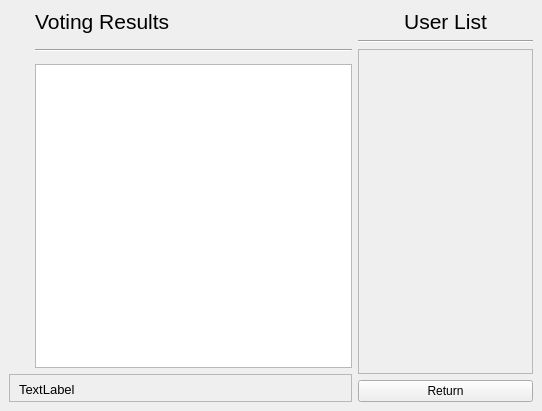
Old version of the form TestingGrounds/voting.ui in the repository HKavalos/ToGather.
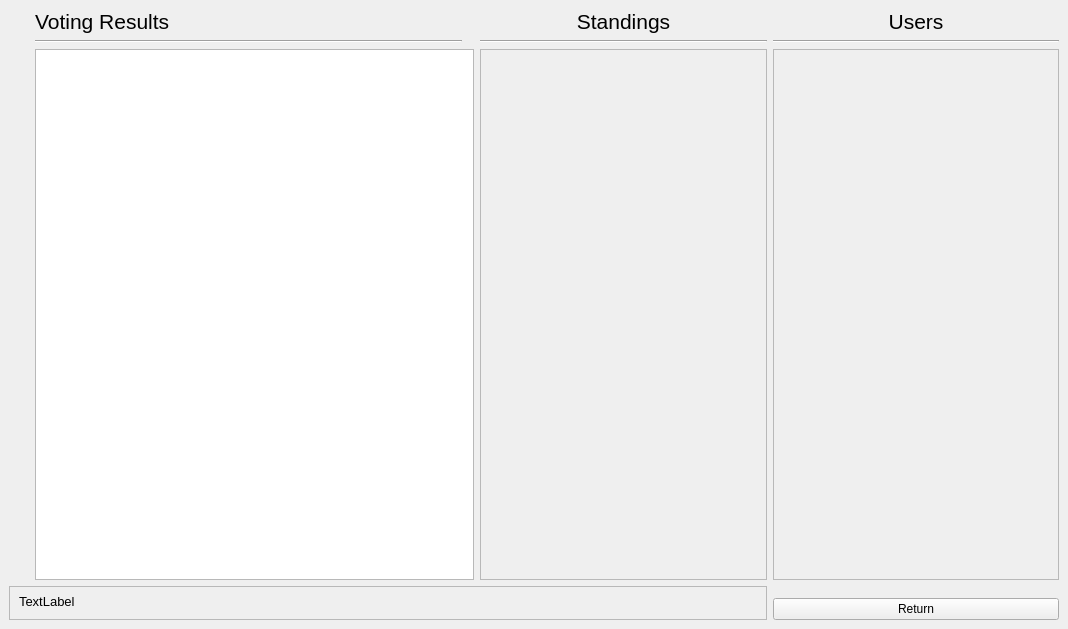
New version of the form. Custom widgets are drawn as their Qt base class.

Commit message:
Voting layout overhauled
Combobox / dropdown menu replaced radio buttons, scroll view implemented, additional option info displayed.

Diff of the .ui file:
```diff
--- a/TestingGrounds/voting.ui
+++ b/TestingGrounds/voting.ui
@@ -6,8 +6,8 @@
    <rect>
     <x>0</x>
     <y>0</y>
-    <width>542</width>
-    <height>411</height>
+    <width>1068</width>
+    <height>629</height>
    </rect>
   </property>
   <property name="windowTitle">
@@ -15,24 +15,153 @@
   </property>
   <widget class="QWidget" name="centralwidget">
    <layout class="QGridLayout" name="gridLayout">
-    <item row="4" column="1" rowspan="4" colspan="2">
-     <widget class="QChartView" name="chart_view"/>
+    <item row="2" column="4">
+     <widget class="Line" name="line_3">
+      <property name="orientation">
+       <enum>Qt::Horizontal</enum>
+      </property>
+     </widget>
     </item>
-    <item row="10" column="3">
+    <item row="0" column="2">
+     <spacer name="horizontalSpacer_2">
+      <property name="orientation">
+       <enum>Qt::Horizontal</enum>
+      </property>
+      <property name="sizeHint" stdset="0">
+       <size>
+        <width>40</width>
+        <height>20</height>
+       </size>
+      </property>
+     </spacer>
+    </item>
+    <item row="2" column="6" rowspan="6">
+     <widget class="QScrollArea" name="user_vote_scroll">
+      <property name="widgetResizable">
+       <bool>true</bool>
+      </property>
+      <widget class="QWidget" name="vote_scroll_contents">
+       <property name="geometry">
+        <rect>
+         <x>0</x>
+         <y>0</y>
+         <width>285</width>
+         <height>534</height>
+        </rect>
+       </property>
+      </widget>
+     </widget>
+    </item>
+    <item row="10" column="6">
      <widget class="QPushButton" name="return_button">
       <property name="text">
        <string>Return</string>
       </property>
      </widget>
     </item>
-    <item row="1" column="3">
+    <item row="0" column="1">
+     <widget class="QLabel" name="vote_res_title">
+      <property name="font">
+       <font>
+        <pointsize>16</pointsize>
+       </font>
+      </property>
+      <property name="text">
+       <string>Voting Results</string>
+      </property>
+     </widget>
+    </item>
+    <item row="1" column="5">
+     <widget class="Line" name="line_4">
+      <property name="orientation">
+       <enum>Qt::Horizontal</enum>
+      </property>
+     </widget>
+    </item>
+    <item row="1" column="6">
      <widget class="Line" name="line">
       <property name="orientation">
        <enum>Qt::Horizontal</enum>
       </property>
      </widget>
     </item>
-    <item row="8" column="0" rowspan="3" colspan="3">
+    <item row="6" column="0">
+     <spacer name="verticalSpacer_7">
+      <property name="orientation">
+       <enum>Qt::Vertical</enum>
+      </property>
+      <property name="sizeHint" stdset="0">
+       <size>
+        <width>20</width>
+        <height>40</height>
+       </size>
+      </property>
+     </spacer>
+    </item>
+    <item row="0" column="6">
+     <widget class="QLabel" name="userList">
+      <property name="font">
+       <font>
+        <pointsize>16</pointsize>
+       </font>
+      </property>
+      <property name="layoutDirection">
+       <enum>Qt::LeftToRight</enum>
+      </property>
+      <property name="text">
+       <string>Users</string>
+      </property>
+      <property name="alignment">
+       <set>Qt::AlignCenter</set>
+      </property>
+     </widget>
+    </item>
+    <item row="2" column="5" rowspan="6">
+     <widget class="QScrollArea" name="user_vote_scroll_2">
+      <property name="widgetResizable">
+       <bool>true</bool>
+      </property>
+      <widget class="QWidget" name="vote_scroll_contents_2">
+       <property name="geometry">
+        <rect>
+         <x>0</x>
+         <y>0</y>
+         <width>285</width>
+         <height>534</height>
+        </rect>
+       </property>
+      </widget>
+     </widget>
+    </item>
+    <item row="1" column="1" colspan="2">
+     <widget class="Line" name="line_2">
+      <property name="orientation">
+       <enum>Qt::Horizontal</enum>
+      </property>
+     </widget>
+    </item>
+    <item row="0" column="5">
+     <widget class="QLabel" name="userList_2">
+      <property name="font">
+       <font>
+        <pointsize>16</pointsize>
+       </font>
+      </property>
+      <property name="layoutDirection">
+       <enum>Qt::LeftToRight</enum>
+      </property>
+      <property name="text">
+       <string>Standings</string>
+      </property>
+      <property name="alignment">
+       <set>Qt::AlignCenter</set>
+      </property>
+     </widget>
+    </item>
+    <item row="2" column="1" rowspan="6" colspan="4">
+     <widget class="QChartView" name="chart_view"/>
+    </item>
+    <item row="8" column="0" rowspan="3" colspan="6">
      <widget class="QFrame" name="winner_frame">
       <property name="frameShape">
        <enum>QFrame::StyledPanel</enum>
@@ -45,7 +174,7 @@
         <rect>
          <x>10</x>
          <y>5</y>
-         <width>321</width>
+         <width>731</width>
          <height>21</height>
         </rect>
        </property>
@@ -60,86 +189,6 @@
       </widget>
      </widget>
     </item>
-    <item row="0" column="2">
-     <spacer name="horizontalSpacer_2">
-      <property name="orientation">
-       <enum>Qt::Horizontal</enum>
-      </property>
-      <property name="sizeHint" stdset="0">
-       <size>
-        <width>40</width>
-        <height>20</height>
-       </size>
-      </property>
-     </spacer>
-    </item>
-    <item row="0" column="3">
-     <widget class="QLabel" name="userList">
-      <property name="font">
-       <font>
-        <pointsize>16</pointsize>
-       </font>
-      </property>
-      <property name="layoutDirection">
-       <enum>Qt::LeftToRight</enum>
-      </property>
-      <property name="text">
-       <string>User List</string>
-      </property>
-      <property name="alignment">
-       <set>Qt::AlignCenter</set>
-      </property>
-     </widget>
-    </item>
-    <item row="6" column="0">
-     <spacer name="verticalSpacer_7">
-      <property name="orientation">
-       <enum>Qt::Vertical</enum>
-      </property>
-      <property name="sizeHint" stdset="0">
-       <size>
-        <width>20</width>
-        <height>40</height>
-       </size>
-      </property>
-     </spacer>
-    </item>
-    <item row="0" column="1">
-     <widget class="QLabel" name="vote_res_title">
-      <property name="font">
-       <font>
-        <pointsize>16</pointsize>
-       </font>
-      </property>
-      <property name="text">
-       <string>Voting Results</string>
-      </property>
-     </widget>
-    </item>
-    <item row="2" column="1" colspan="2">
-     <widget class="Line" name="line_2">
-      <property name="orientation">
-       <enum>Qt::Horizontal</enum>
-      </property>
-     </widget>
-    </item>
-    <item row="2" column="3" rowspan="8">
-     <widget class="QScrollArea" name="user_vote_scroll">
-      <property name="widgetResizable">
-       <bool>true</bool>
-      </property>
-      <widget class="QWidget" name="vote_scroll_contents">
-       <property name="geometry">
-        <rect>
-         <x>0</x>
-         <y>0</y>
-         <width>174</width>
-         <height>322</height>
-        </rect>
-       </property>
-      </widget>
-     </widget>
-    </item>
    </layout>
   </widget>
  </widget>
```
The commit also changes 1 other file.
